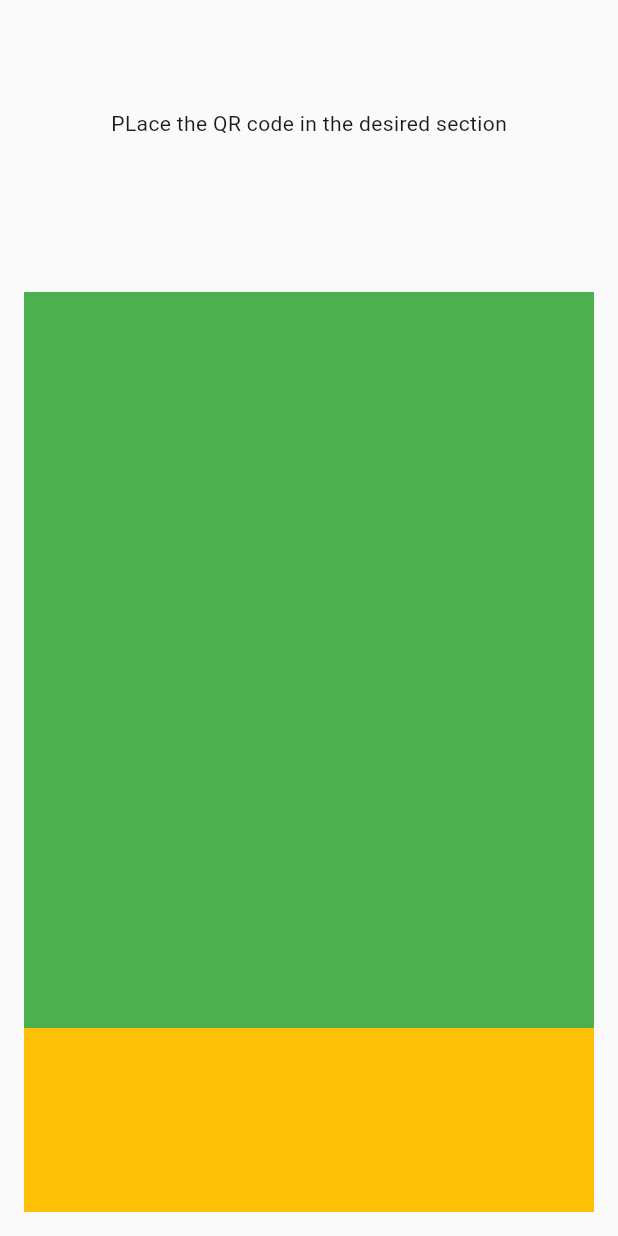
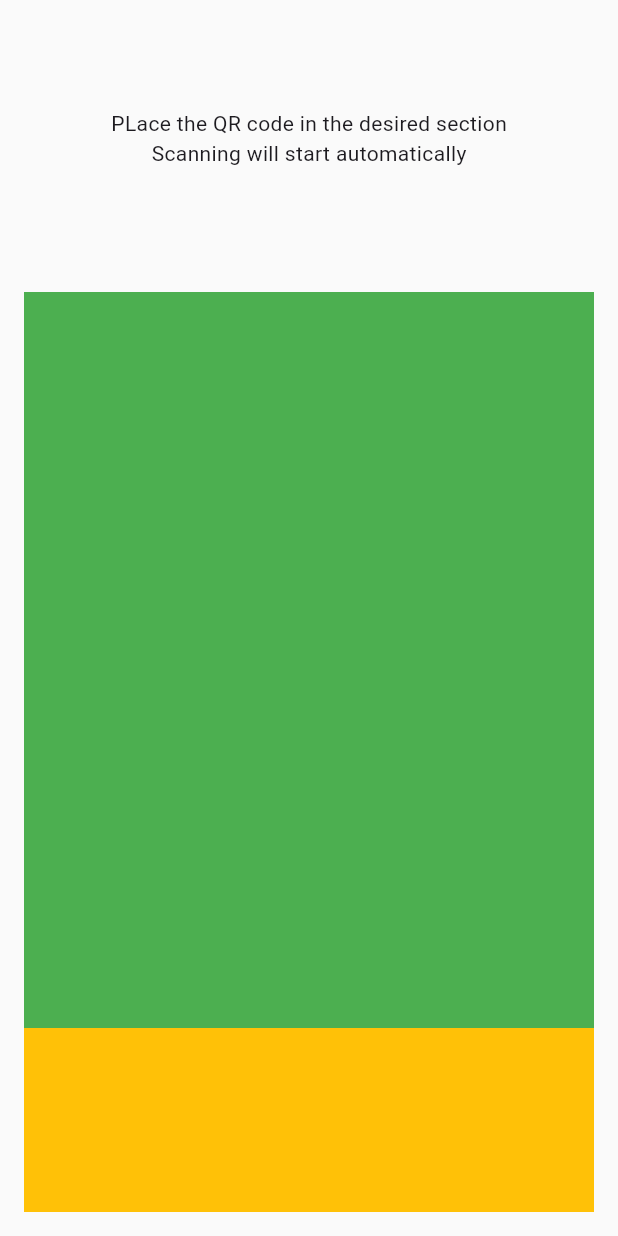
Before and after one commit to CaptainNayan199/Flutter-New-Projects, a Flutter app: the screen it shows after launch, on a phone screen of 412 x 824 dp. Run offline on Flutter 3.47's test engine with Material 3 defaults, Android fonts, the phone set to English and light mode, and no system bars; our stand-ins replace cloud_firestore, firebase_core, random_string; accounts and stored records are empty.

```diff
--- a/qr_code/lib/qr_scanner.dart
+++ b/qr_code/lib/qr_scanner.dart
@@ -19,7 +19,8 @@ class QRScanner extends StatelessWidget {
               child: Container(
                 child: Column(
                   children: [
-                    Text("PLace the QR code in the desired section")
+                    Text("PLace the QR code in the desired section"),
+                    Text("Scanning will start automatically")
                   ],
                 ),
               ),
--- a/qr_code/pubspec.yaml
+++ b/qr_code/pubspec.yaml
@@ -46,7 +46,7 @@ dev_dependencies:
   # activated in the `analysis_options.yaml` file located at the root of your
   # package. See that file for information about deactivating specific lint
   # rules and activating additional ones.
-  flutter_lints: ^3.0.0
+  # flutter_lints: ^3.0.0
 
 # For information on the generic Dart part of this file, see the
 # following page: https://dart.dev/tools/pub/pubspec
```
Also changed, not shown: qr_code/pubspec.lock.
